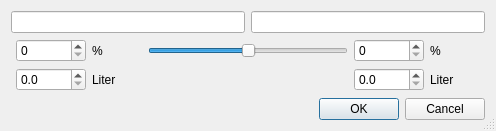
kleiner-brauhelfer/kleiner-brauhelfer-2, file kleiner-brauhelfer/dialogs/dlgsudteilen.ui: the form before one commit.
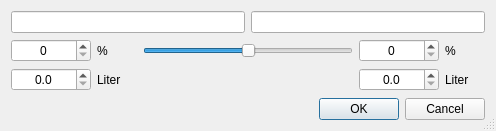
The form after the commit. Custom widgets are drawn as their Qt base class.

Diff of the .ui file:
```diff
--- a/kleiner-brauhelfer/dialogs/dlgsudteilen.ui
+++ b/kleiner-brauhelfer/dialogs/dlgsudteilen.ui
@@ -43,42 +43,60 @@
    </item>
    <item>
     <layout class="QGridLayout" name="gridLayout">
-     <item row="0" column="1">
+     <item row="0" column="0">
       <widget class="SpinBox" name="spinBox_Percent1">
        <property name="minimumSize">
         <size>
-         <width>70</width>
+         <width>80</width>
          <height>0</height>
         </size>
        </property>
-       <property name="maximumSize">
-        <size>
-         <width>70</width>
-         <height>16777215</height>
-        </size>
-       </property>
        <property name="toolTip">
-        <string>&lt;html&gt;&lt;head/&gt;&lt;body&gt;&lt;p&gt;In diesem Feld wird die erste Menge des geteilten Sudes &lt;span style=&quot; font-weight:600;&quot;&gt;prozentual&lt;/span&gt; bestimmt. Die zweite Teilmenge wird automatisch ermittelt.&lt;/p&gt;&lt;p&gt;&lt;span style=&quot; font-weight:600;&quot;&gt;Sude teilen&lt;/span&gt; ist eine gute Methode, um Variationen zeit- und kostengünstig umzusetzen.&lt;/p&gt;&lt;/body&gt;&lt;/html&gt;</string>
+        <string>&lt;html&gt;&lt;head/&gt;&lt;body&gt;&lt;p&gt;In diesem Feld wird die &lt;span style=&quot; font-weight:600;&quot;&gt;erste Teilmenge&lt;/span&gt; des geteilten Sudes &lt;span style=&quot; font-weight:600;&quot;&gt;prozentual&lt;/span&gt; bestimmt. Die zweite Teilmenge wird automatisch ermittelt.&lt;/p&gt;&lt;p&gt;&lt;span style=&quot; font-weight:600;&quot;&gt;Sude teilen&lt;/span&gt; ist eine gute Methode, um Variationen zeit- und kostengünstig umzusetzen.&lt;/p&gt;&lt;/body&gt;&lt;/html&gt;</string>
+       </property>
+       <property name="alignment">
+        <set>Qt::AlignCenter</set>
        </property>
        <property name="maximum">
         <number>100</number>
        </property>
       </widget>
      </item>
+     <item row="1" column="1">
+      <widget class="QLabel" name="label_2">
+       <property name="text">
+        <string>Liter</string>
+       </property>
+      </widget>
+     </item>
      <item row="0" column="3">
+      <widget class="SpinBox" name="spinBox_Percent2">
+       <property name="minimumSize">
+        <size>
+         <width>80</width>
+         <height>0</height>
+        </size>
+       </property>
+       <property name="toolTip">
+        <string>&lt;html&gt;&lt;head/&gt;&lt;body&gt;&lt;p&gt;In diesem Feld wird die &lt;span style=&quot; font-weight:600;&quot;&gt;zweite Teilmenge &lt;/span&gt;des geteilten Sudes &lt;span style=&quot; font-weight:600;&quot;&gt;prozentual&lt;/span&gt; bestimmt. Die erste Teilmenge wird automatisch ermittelt.&lt;/p&gt;&lt;p&gt;&lt;span style=&quot; font-weight:600;&quot;&gt;Sude teilen&lt;/span&gt; ist eine gute Methode, um Variationen zeit- und kostengünstig umzusetzen.&lt;/p&gt;&lt;/body&gt;&lt;/html&gt;</string>
+       </property>
+       <property name="alignment">
+        <set>Qt::AlignCenter</set>
+       </property>
+       <property name="maximum">
+        <number>100</number>
+       </property>
+      </widget>
+     </item>
+     <item row="1" column="4">
+      <widget class="QLabel" name="label_4">
+       <property name="text">
+        <string>Liter</string>
+       </property>
+      </widget>
+     </item>
+     <item row="0" column="2">
       <widget class="QSlider" name="horizontalSlider_Percent">
-       <property name="minimumSize">
-        <size>
-         <width>200</width>
-         <height>0</height>
-        </size>
-       </property>
-       <property name="maximumSize">
-        <size>
-         <width>200</width>
-         <height>16777215</height>
-        </size>
-       </property>
        <property name="toolTip">
         <string>&lt;html&gt;&lt;head/&gt;&lt;body&gt;&lt;p&gt;Mit dem Schieberegler kann die prozentuale Verteilung zwischen erstem und zweitem &lt;span style=&quot; font-weight:600;&quot;&gt;Teilsud&lt;/span&gt; bequem verteilt werden. Eine händische Eingabe in die Felder links und rechts erübrigt sich damit.&lt;/p&gt;&lt;p&gt;&lt;span style=&quot; font-weight:600;&quot;&gt;Sude teilen&lt;/span&gt; ist eine gute Methode, um Variationen zeit- und kostengünstig umzusetzen.&lt;/p&gt;&lt;/body&gt;&lt;/html&gt;</string>
        </property>
@@ -93,74 +111,14 @@
        </property>
       </widget>
      </item>
-     <item row="0" column="4">
-      <widget class="SpinBox" name="spinBox_Percent2">
-       <property name="minimumSize">
-        <size>
-         <width>70</width>
-         <height>0</height>
-        </size>
-       </property>
-       <property name="maximumSize">
-        <size>
-         <width>70</width>
-         <height>16777215</height>
-        </size>
-       </property>
-       <property name="toolTip">
-        <string>&lt;html&gt;&lt;head/&gt;&lt;body&gt;&lt;p&gt;In diesem Feld wird die zweite Menge des geteilten Sudes &lt;span style=&quot; font-weight:600;&quot;&gt;prozentual&lt;/span&gt; bestimmt. Die erste Teilmenge wird automatisch ermittelt.&lt;/p&gt;&lt;p&gt;&lt;span style=&quot; font-weight:600;&quot;&gt;Sude teilen&lt;/span&gt; ist eine gute Methode, um Variationen zeit- und kostengünstig umzusetzen.&lt;/p&gt;&lt;/body&gt;&lt;/html&gt;</string>
-       </property>
-       <property name="maximum">
-        <number>100</number>
-       </property>
-      </widget>
-     </item>
-     <item row="0" column="0">
-      <spacer name="horizontalSpacer">
-       <property name="orientation">
-        <enum>Qt::Horizontal</enum>
-       </property>
-       <property name="sizeHint" stdset="0">
-        <size>
-         <width>40</width>
-         <height>20</height>
-        </size>
-       </property>
-      </spacer>
-     </item>
-     <item row="1" column="1">
-      <widget class="DoubleSpinBox" name="doubleSpinBox_Amount1">
-       <property name="minimumSize">
-        <size>
-         <width>70</width>
-         <height>0</height>
-        </size>
-       </property>
-       <property name="maximumSize">
-        <size>
-         <width>70</width>
-         <height>16777215</height>
-        </size>
-       </property>
-       <property name="toolTip">
-        <string>&lt;html&gt;&lt;head/&gt;&lt;body&gt;&lt;p&gt;In diesem Feld wird die erste Menge des geteilten Sudes &lt;span style=&quot; font-weight:600;&quot;&gt;nach Menge&lt;/span&gt; bestimmt. Die zweite Teilmenge wird automatisch ermittelt.&lt;/p&gt;&lt;/body&gt;&lt;/html&gt;</string>
-       </property>
-       <property name="decimals">
-        <number>1</number>
-       </property>
-       <property name="maximum">
-        <double>9999.000000000000000</double>
-       </property>
-       <property name="singleStep">
-        <double>0.100000000000000</double>
-       </property>
-      </widget>
-     </item>
-     <item row="1" column="4">
+     <item row="1" column="3">
       <widget class="DoubleSpinBox" name="doubleSpinBox_Amount2">
        <property name="toolTip">
         <string>&lt;html&gt;&lt;head/&gt;&lt;body&gt;&lt;p&gt;In diesem Feld wird die zweite Menge des geteilten Sudes &lt;span style=&quot; font-weight:600;&quot;&gt;nach Menge&lt;/span&gt; bestimmt. Die erste Teilmenge wird automatisch ermittelt.&lt;/p&gt;&lt;/body&gt;&lt;/html&gt;</string>
        </property>
+       <property name="alignment">
+        <set>Qt::AlignCenter</set>
+       </property>
        <property name="decimals">
         <number>1</number>
        </property>
@@ -172,82 +130,50 @@
        </property>
       </widget>
      </item>
-     <item row="0" column="5">
+     <item row="0" column="4">
       <widget class="QLabel" name="label_3">
        <property name="minimumSize">
         <size>
-         <width>50</width>
+         <width>40</width>
          <height>0</height>
         </size>
        </property>
-       <property name="maximumSize">
-        <size>
-         <width>50</width>
-         <height>16777215</height>
-        </size>
-       </property>
        <property name="text">
         <string>%</string>
        </property>
       </widget>
      </item>
-     <item row="0" column="2">
+     <item row="0" column="1">
       <widget class="QLabel" name="label">
        <property name="minimumSize">
         <size>
-         <width>50</width>
-         <height>0</height>
-        </size>
-       </property>
-       <property name="maximumSize">
-        <size>
-         <width>50</width>
-         <height>16777215</height>
-        </size>
-       </property>
-       <property name="text">
-        <string>%</string>
-       </property>
-      </widget>
-     </item>
-     <item row="1" column="5">
-      <widget class="QLabel" name="label_4">
-       <property name="minimumSize">
-        <size>
-         <width>50</width>
-         <height>0</height>
-        </size>
-       </property>
-       <property name="maximumSize">
-        <size>
-         <width>50</width>
-         <height>16777215</height>
-        </size>
-       </property>
-       <property name="text">
-        <string>Liter</string>
-       </property>
-      </widget>
-     </item>
-     <item row="1" column="2">
-      <widget class="QLabel" name="label_2">
-       <property name="text">
-        <string>Liter</string>
-       </property>
-      </widget>
-     </item>
-     <item row="0" column="6">
-      <spacer name="horizontalSpacer_2">
-       <property name="orientation">
-        <enum>Qt::Horizontal</enum>
-       </property>
-       <property name="sizeHint" stdset="0">
-        <size>
          <width>40</width>
-         <height>20</height>
+         <height>0</height>
         </size>
        </property>
-      </spacer>
+       <property name="text">
+        <string>%</string>
+       </property>
+      </widget>
+     </item>
+     <item row="1" column="0">
+      <widget class="DoubleSpinBox" name="doubleSpinBox_Amount1">
+       <property name="toolTip">
+        <string>&lt;html&gt;&lt;head/&gt;&lt;body&gt;&lt;p&gt;In diesem Feld wird die erste Menge des geteilten Sudes &lt;span style=&quot; font-weight:600;&quot;&gt;nach Menge&lt;/span&gt; bestimmt. Die zweite Teilmenge wird automatisch ermittelt.&lt;/p&gt;&lt;/body&gt;&lt;/html&gt;</string>
+       </property>
+       <property name="alignment">
+        <set>Qt::AlignCenter</set>
+       </property>
+       <property name="decimals">
+        <number>1</number>
+       </property>
+       <property name="maximum">
+        <double>9999.000000000000000</double>
+       </property>
+       <property name="singleStep">
+        <double>0.100000000000000</double>
+       </property>
+      </widget>
      </item>
     </layout>
    </item>
```
Left out of the diff: 4 changed lines with no effect on the pictures.
